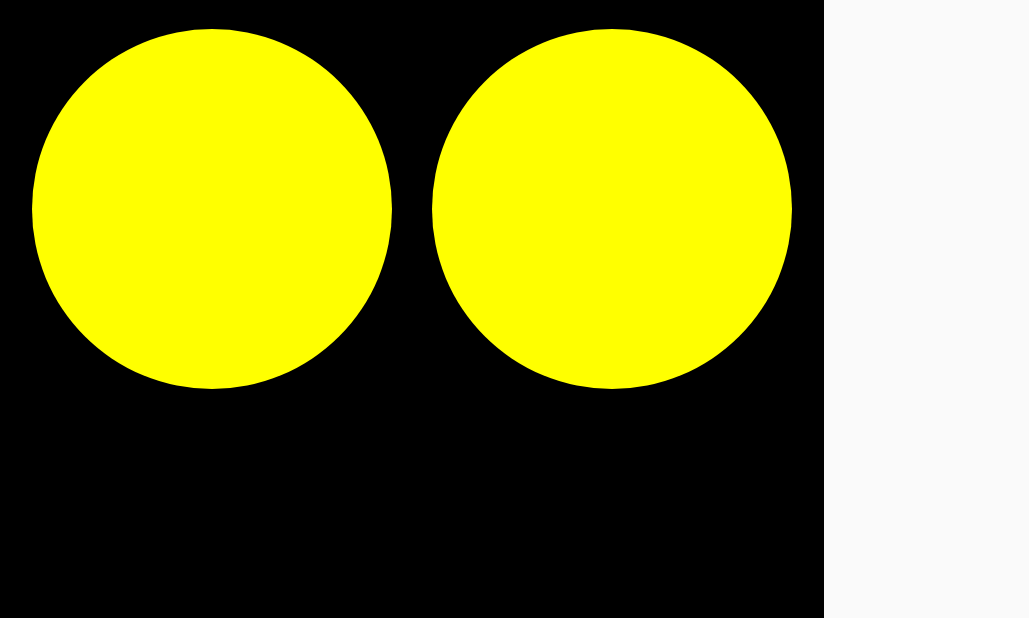
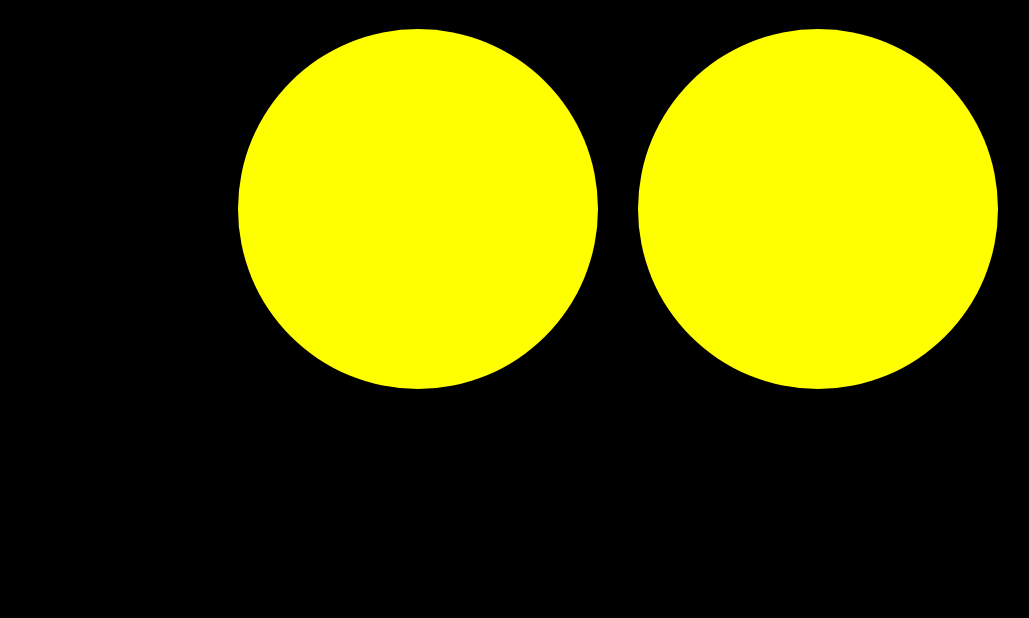
Before and after one commit to junsuk5/Hello, an Android app: the screen it shows after launch (MainActivity), on a phone screen of 824 x 412 dp (held sideways). Shown: the whole screen, without its empty margins (0-1029 px from the left). Run offline under Robolectric (Android 15) with nearby library versions, the phone set to English and light mode, and no system bars; pictures from the network do not load; 7 statements that could not run were skipped.

Commit message:
- 가로로 꽉 채우기 - Full Screen 테마 적용

```diff
--- a/app/src/main/AndroidManifest.xml
+++ b/app/src/main/AndroidManifest.xml
@@ -11,7 +11,7 @@
         android:supportsRtl="true"
         android:theme="@style/AppTheme">
         <activity android:name=".MainActivity"
-            android:theme="@style/Theme.AppCompat.Light.NoActionBar"
+            android:theme="@style/Theme.AppCompat.Light.NoActionBar.FullScreen"
             android:screenOrientation="landscape">
             <intent-filter>
                 <action android:name="android.intent.action.MAIN" />
--- a/app/src/main/java/com/jsoh/eyecamera/MainActivity.java
+++ b/app/src/main/java/com/jsoh/eyecamera/MainActivity.java
@@ -63,6 +63,7 @@ public final class MainActivity extends AppCompatActivity {
     // 인사말
     private SoundPool mSoundPool;
     private int mSoundHello;
+    private int mSoundHello2;
 
     //==============================================================================================
     // Activity Methods
@@ -75,6 +76,7 @@ public final class MainActivity extends AppCompatActivity {
     public void onCreate(Bundle icicle) {
         super.onCreate(icicle);
         setContentView(R.layout.activity_main);
+
 
         mPreview = (CameraSourcePreview) findViewById(R.id.preview);
         mGraphicOverlay = (GraphicOverlay) findViewById(R.id.faceOverlay);
@@ -157,6 +159,7 @@ public final class MainActivity extends AppCompatActivity {
 
         mSoundPool = SoundUtil.buildSoundPool(2);
         mSoundHello = mSoundPool.load(this, R.raw.hello, 1);
+        mSoundHello2 = mSoundPool.load(this, R.raw.hello, 1);
     }
 
     /**
--- a/app/src/main/java/com/jsoh/eyecamera/ui/camera/CameraSourcePreview.java
+++ b/app/src/main/java/com/jsoh/eyecamera/ui/camera/CameraSourcePreview.java
@@ -152,10 +152,12 @@ public class CameraSourcePreview extends ViewGroup {
         // If height is too tall using fit width, does fit height instead.
         if (childHeight > layoutHeight) {
             childHeight = layoutHeight;
-            childWidth = (int)(((float) layoutHeight / (float) height) * width);
+//            childWidth = (int)(((float) layoutHeight / (float) height) * width);
+            childWidth = layoutWidth;     // 가로 꽉 채우기
         }
 
         for (int i = 0; i < getChildCount(); ++i) {
+            // 가운데 정렬을 위한 왼쪽 마진 계산
             getChildAt(i).layout(0, 0, childWidth, childHeight);
         }
 
--- a/app/src/main/res/values/styles.xml
+++ b/app/src/main/res/values/styles.xml
@@ -8,4 +8,11 @@
         <item name="colorAccent">@color/colorAccent</item>
     </style>
 
+    <style name="Theme.AppCompat.Light.NoActionBar.FullScreen" parent="@style/Theme.AppCompat.Light">
+        <item name="windowNoTitle">true</item>
+        <item name="windowActionBar">false</item>
+        <item name="android:windowFullscreen">true</item>
+        <item name="android:windowContentOverlay">@null</item>
+    </style>
+
 </resources>
```
